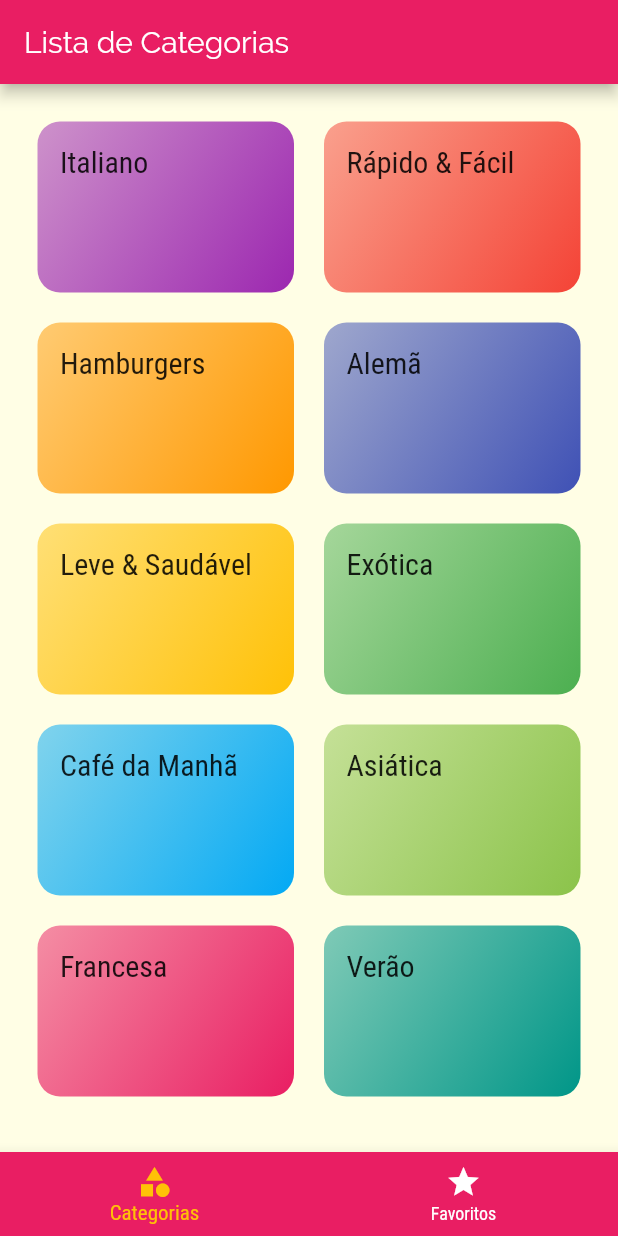
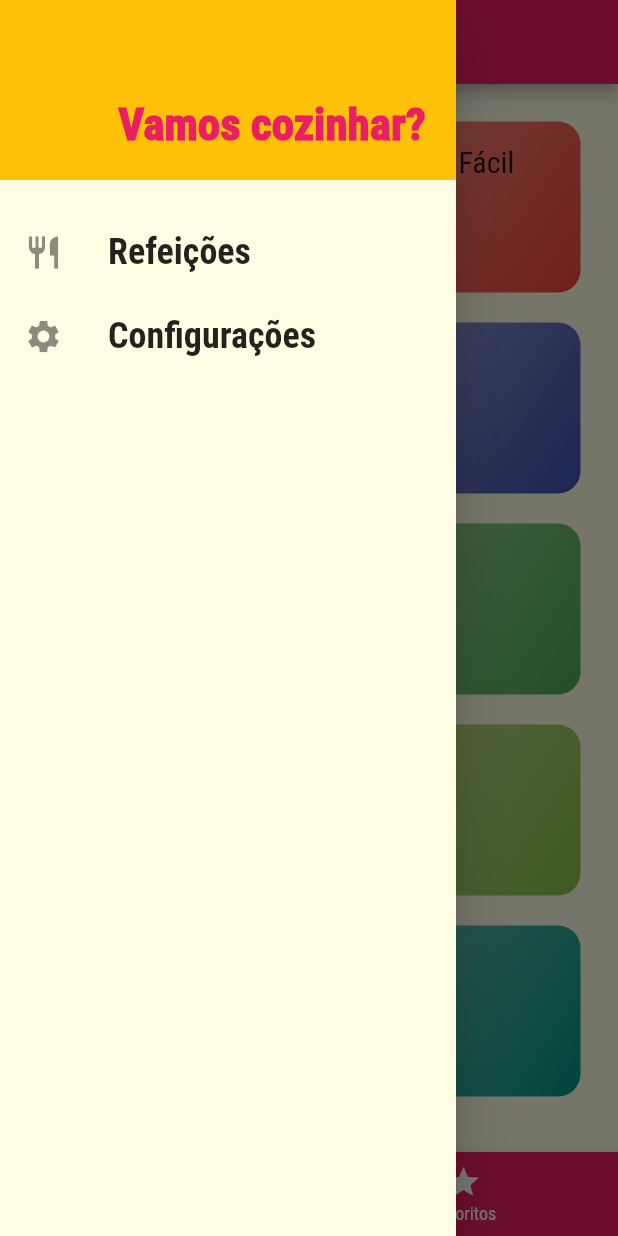
Before and after one commit to albertobezerra/comidas_flutter, a Flutter app: the screen it shows after launch, with the side drawer open (before the commit the screen has no drawer), on a phone screen of 412 x 824 dp. Run offline on Flutter 3.47's test engine with Material 2 defaults, Android fonts, the phone set to English and light mode, and no system bars; Roboto replaces fonts that are missing (RobotoCondensed).

Commit message:
Adição de Drawer

```diff
--- /dev/null
+++ b/lib/components/main_drawer.dart
@@ -0,0 +1,54 @@
+import 'package:flutter/material.dart';
+
+class MainDrwaer extends StatelessWidget {
+  Widget _createItem(
+    IconData icon,
+    String label,
+  ) {
+    return ListTile(
+      leading: Icon(
+        icon,
+        size: 26,
+      ),
+      title: Text(
+        label,
+        style: TextStyle(
+          fontFamily: 'RobotoCondensed',
+          fontSize: 24,
+          fontWeight: FontWeight.bold,
+        ),
+      ),
+      onTap: () {},
+    );
+  }
+
+  @override
+  Widget build(BuildContext context) {
+    return Drawer(
+      child: Column(
+        children: [
+          Container(
+            alignment: Alignment.bottomRight,
+            height: 120,
+            width: double.infinity,
+            padding: EdgeInsets.all(20),
+            color: Theme.of(context).accentColor,
+            child: Text(
+              'Vamos cozinhar?',
+              style: TextStyle(
+                fontWeight: FontWeight.w900,
+                fontSize: 30,
+                color: Theme.of(context).primaryColor,
+              ),
+            ),
+          ),
+          SizedBox(
+            height: 20,
+          ),
+          _createItem(Icons.restaurant, 'Refeições'),
+          _createItem(Icons.settings, 'Configurações')
+        ],
+      ),
+    );
+  }
+}
--- a/lib/screens/tabs_screen.dart
+++ b/lib/screens/tabs_screen.dart
@@ -1,3 +1,4 @@
+import 'package:comidas/components/main_drawer.dart';
 import 'package:comidas/screens/categories_screen.dart';
 import 'package:comidas/screens/favorite_screen.dart';
 import 'package:flutter/material.dart';
@@ -28,6 +29,7 @@
           _screens[_selectedScreenIndex]['title'],
         ),
       ),
+      drawer: MainDrwaer(),
       body: _screens[_selectedScreenIndex]['screen'],
       bottomNavigationBar: BottomNavigationBar(
         onTap: _selectScreen,
```
